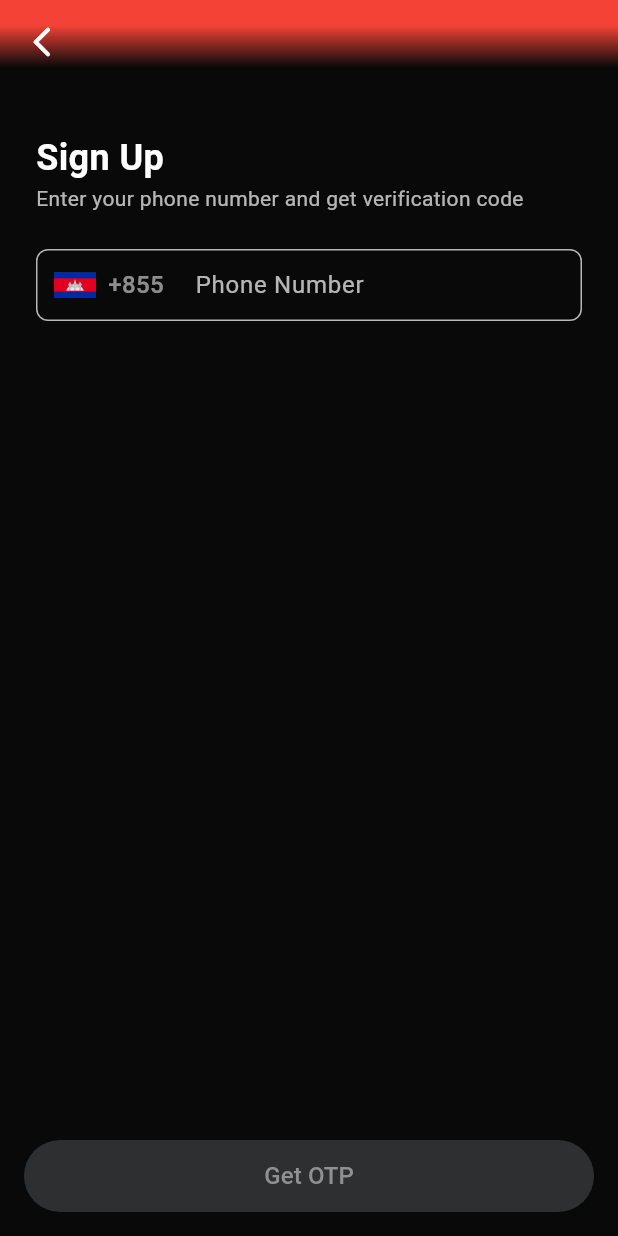
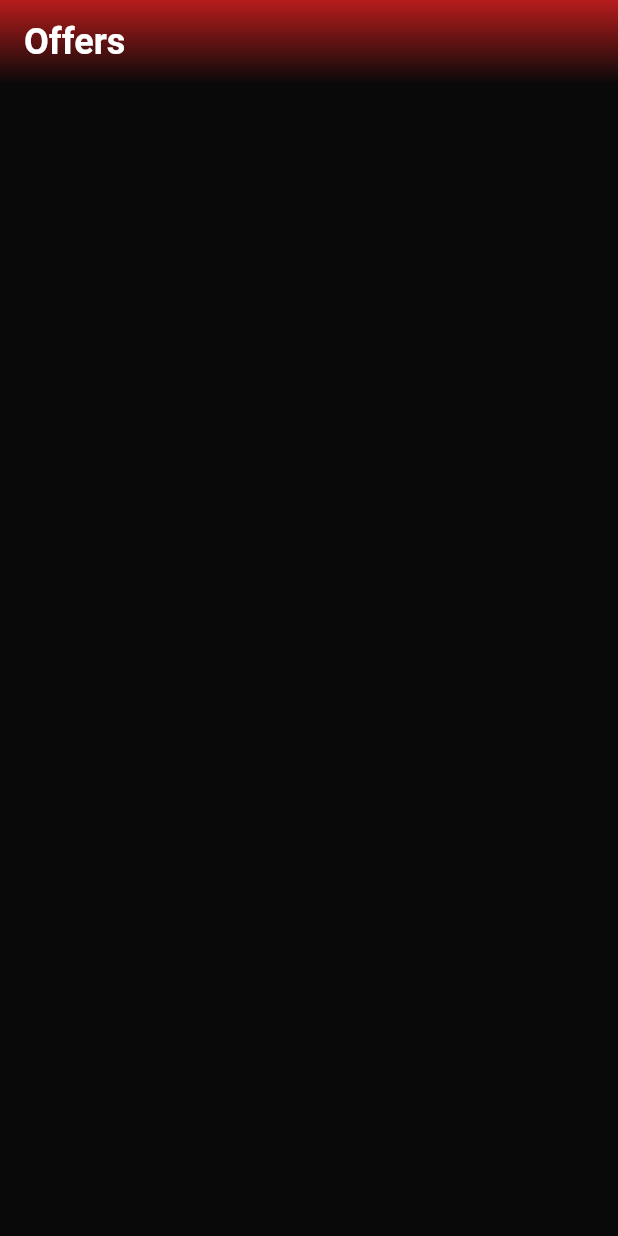
Before and after one commit to SenglayPann/legend-cinema, a Flutter app: the screen it shows after launch, on a phone screen of 412 x 824 dp. Run offline on Flutter 3.47's test engine with Material 3 defaults, Android fonts, the phone set to English and light mode, and no system bars; our stand-ins replace carousel_slider, cloud_firestore, firebase_auth, firebase_core, pinput, shared_preferences; accounts and stored records are empty.

Commit message:
Refactor: refactor offer screenq

```diff
--- a/lib/core/constants/routes_list.dart
+++ b/lib/core/constants/routes_list.dart
@@ -1,5 +1,6 @@
 import 'package:flutter/widgets.dart';
 import 'package:legend_cinema/presentation/screens/more/more_screen.dart';
+import 'package:legend_cinema/presentation/screens/offer/offer_screen.dart';
 import '../../presentation/screens/splash/splash_screen.dart'; // Create these screens
 import '../../presentation/screens/home/home_screen.dart';
 import '../../presentation/screens/signUp/sign_up_screen.dart';
@@ -24,5 +25,6 @@ final List<AppRoute> appRoutes = [
   AppRoute(name: '/example', component: ExampleScreen()),
   AppRoute(name: '/home', component: HomeScreen()),
   AppRoute(name: '/more', component: MoreScreen()),
+  AppRoute(name: '/offer', component: OfferScreen()),
   // Add more routes here...
 ];
--- a/lib/main.dart
+++ b/lib/main.dart
@@ -44,7 +44,7 @@ class MyApp extends StatelessWidget {
       ),
       title: 'Structured Routing Demo',
       routes: getRoutes(),
-      initialRoute: '/',
+      initialRoute: '/offer',
       onUnknownRoute: (settings) {
         return MaterialPageRoute(
           builder: (context) => const Scaffold(
--- /dev/null
+++ b/lib/presentation/screens/offer/offer_screen.dart
@@ -0,0 +1,26 @@
+import 'package:flutter/material.dart';
+import 'package:flutter/services.dart';
+import 'package:legend_cinema/presentation/widgets/custom_alert.dart';
+import 'package:legend_cinema/presentation/widgets/custom_button.dart';
+import '../../widgets/custom_input_field.dart';
+import '../../widgets/app_scaffold.dart';
+import '../../widgets/loading_overlay.dart';
+
+class OfferScreen extends StatefulWidget {
+  const OfferScreen({Key? key}) : super(key: key);
+
+  @override
+  State<OfferScreen> createState() => _OfferScreenState();
+}
+
+class _OfferScreenState extends State<OfferScreen> {
+  @override
+  Widget build(BuildContext context) {
+    return AppScaffold(
+      backgroundColor: const Color(0xFF090909),
+      showBackButton: false,
+      title: 'Offers',
+      body: SafeArea(child: Container()),
+    );
+  }
+}
--- a/lib/presentation/widgets/app_scaffold.dart
+++ b/lib/presentation/widgets/app_scaffold.dart
@@ -17,7 +17,7 @@ class AppScaffold extends StatelessWidget {
     required this.body,
     this.showBackButton = true,
     this.actions,
-    this.appBarStartColor = Colors.red,
+    this.appBarStartColor = const Color(0xFFB71C1C),
     this.appBarEndColor = const Color(0xFF090909),
     this.backgroundColor = Colors.black,
     this.bottomNavigationBar,
@@ -27,7 +27,7 @@ class AppScaffold extends StatelessWidget {
   Widget build(BuildContext context) {
     return Scaffold(
       appBar: CustomAppBar(
-        title: title, // ✅ just pass directly
+        title: title,
         showBackButton: showBackButton,
         actions: actions,
         startColor: appBarStartColor,
--- a/lib/presentation/widgets/custom_app_bar.dart
+++ b/lib/presentation/widgets/custom_app_bar.dart
@@ -1,3 +1,5 @@
+import 'dart:ui';
+
 import 'package:flutter/material.dart';
 
 class CustomAppBar extends StatelessWidget implements PreferredSizeWidget {
@@ -8,6 +10,8 @@ class CustomAppBar extends StatelessWidget implements PreferredSizeWidget {
   final Color startColor;
   final Color endColor;
   final List<double> stops;
+  final double blurSigmaX;
+  final double blurSigmaY;
 
   const CustomAppBar({
     Key? key,
@@ -17,7 +21,9 @@ class CustomAppBar extends StatelessWidget implements PreferredSizeWidget {
     this.showBackButton = true,
     this.startColor = const Color(0xFF111112), // dark color
     this.endColor = Colors.red, // gradient end color
-    this.stops = const [0.3, 0.8]
+    this.stops = const [0.0, 1.0],
+    this.blurSigmaX = 10.0, // Default blur amount
+    this.blurSigmaY = 10.0, // Default blur amount
   }) : super(key: key);
 
   @override
@@ -25,33 +31,42 @@ class CustomAppBar extends StatelessWidget implements PreferredSizeWidget {
 
   @override
   Widget build(BuildContext context) {
+    final Text titleTextWidget = Text(
+      title!,
+      style: const TextStyle(
+        color: Colors.white,
+        fontWeight: FontWeight.w600,
+        fontSize: 24.0,
+      ), // Increased font size
+    );
+
     return AppBar(
       automaticallyImplyLeading: false, // disables default back button
       leading: showBackButton
           ? IconButton(
-              icon: const Icon(Icons.arrow_back_ios_new_rounded, color: Colors.white),
+              icon: const Icon(
+                Icons.arrow_back_ios_new_rounded,
+                color: Colors.white,
+              ),
               onPressed: () => Navigator.of(context).maybePop(),
             )
           : null,
-      title: title != null
-          ? Text(
-              title!,
-              style: const TextStyle(
-                color: Colors.white,
-                fontWeight: FontWeight.w600,
+      title: title != null ? titleTextWidget : null,
+      centerTitle: showBackButton, // Center title only if back button is shown
+      titleSpacing: showBackButton ? NavigationToolbar.kMiddleSpacing : 16.0,
+      actions: actions,
+      flexibleSpace: ClipRect(
+        child: BackdropFilter(
+          filter: ImageFilter.blur(sigmaX: blurSigmaX, sigmaY: blurSigmaY),
+          child: Container(
+            decoration: BoxDecoration(
+              gradient: LinearGradient(
+                colors: [startColor, endColor],
+                begin: Alignment.topCenter,
+                end: Alignment.bottomCenter,
+                stops: stops,
               ),
-            )
-          : null,
-
-      centerTitle: centerTitle,
-      actions: actions,
-      flexibleSpace: Container(
-        decoration: BoxDecoration(
-          gradient: LinearGradient(
-            colors: [startColor, endColor],
-            begin: Alignment.topCenter,
-            end: Alignment.bottomCenter,
-            stops: stops
+            ),
           ),
         ),
       ),
```
